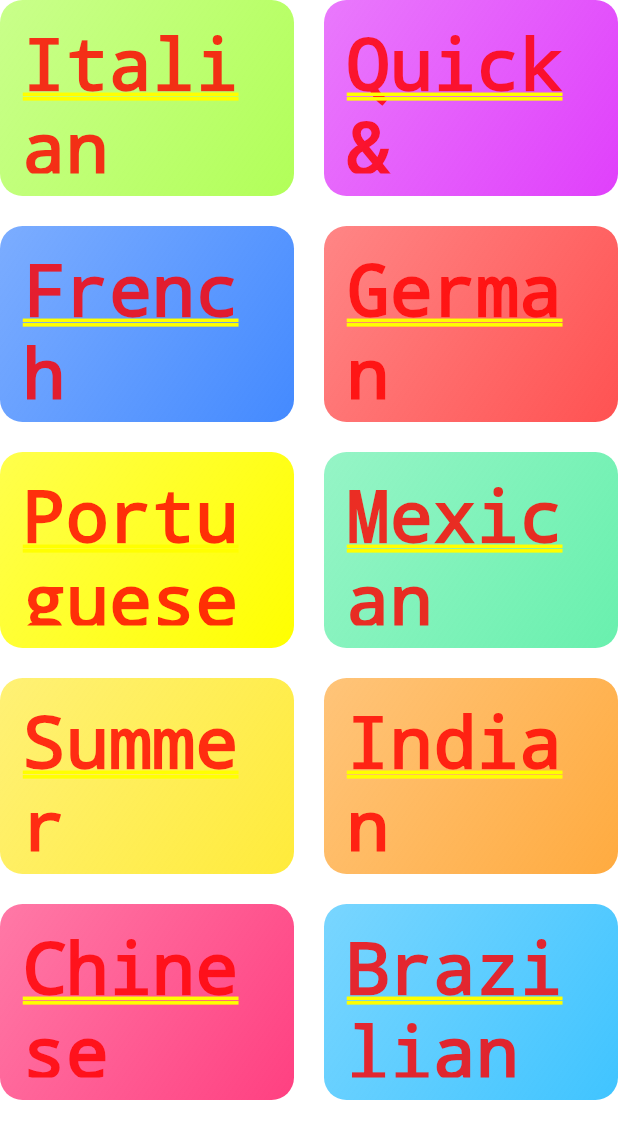
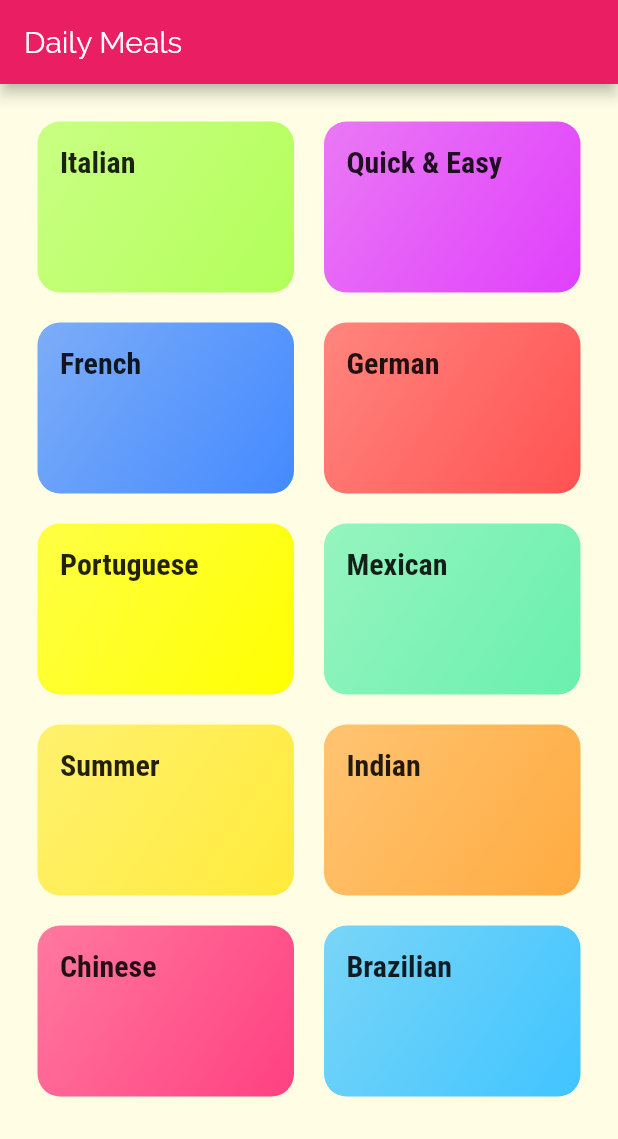
Before and after one commit to FilipePaiz/Daily-Meals, a Flutter app: the screen it shows after launch, on a phone screen of 412 x 824 dp. Shown: the top 1139 px of the screen. Run offline on Flutter 3.47's test engine with Material 2 defaults, Android fonts, the phone set to English and light mode, and no system bars.

Commit message:
monstrous commit - new screens + new data mock ups

```diff
--- a/recipes_app/lib/categories_screen.dart
+++ b/recipes_app/lib/categories_screen.dart
@@ -2,17 +2,28 @@ import 'package:flutter/material.dart';
 import 'package:recipes_app/category_item.dart';
 import './dummy_data.dart';
 
-
 class CategoriesScreen extends StatelessWidget {
   @override
   Widget build(BuildContext context) {
-    return GridView(
-      children: DUMMY_CATEGORIES.map((categoryData) => CategoryItem(title: categoryData.title, color: categoryData.color,) ).toList(),
-      gridDelegate: SliverGridDelegateWithMaxCrossAxisExtent(
-        maxCrossAxisExtent: 200,
-        childAspectRatio: 3 / 2,
-        crossAxisSpacing: 20,
-        mainAxisSpacing: 20,
+    return Scaffold(
+      appBar: AppBar(
+        title: const Text('Daily Meals'),
+      ),
+      body: GridView(
+        padding: EdgeInsets.all(25),
+        children: DUMMY_CATEGORIES
+            .map((categoryData) => CategoryItem(
+                  id: categoryData.id,
+                  title: categoryData.title,
+                  color: categoryData.color,
+                ))
+            .toList(),
+        gridDelegate: SliverGridDelegateWithMaxCrossAxisExtent(
+          maxCrossAxisExtent: 200,
+          childAspectRatio: 3 / 2,
+          crossAxisSpacing: 20,
+          mainAxisSpacing: 20,
+        ),
       ),
     );
   }
--- a/recipes_app/lib/category_item.dart
+++ b/recipes_app/lib/category_item.dart
@@ -1,24 +1,36 @@
 import 'package:flutter/material.dart';
-import 'package:recipes_app/models/category.dart';
+import 'package:recipes_app/category_meals_screen.dart';
 
 class CategoryItem extends StatelessWidget {
+  final String id;
   final String title;
   final Color color;
 
-  CategoryItem({this.title, this.color});
+  CategoryItem({this.id, this.title, this.color});
+
+  void _selectCategory(BuildContext context) {
+    Navigator.of(context)
+        .pushNamed(CategoryMealsScreen.routeName, arguments: {'id': id, 'title': title});
+  }
 
   @override
   Widget build(BuildContext context) {
-    return Container(
-      padding: const EdgeInsets.all(15),
-      child: Text(title),
-      decoration: BoxDecoration(
-        gradient: LinearGradient(
-          colors: [color.withOpacity(0.7), color],
-          begin: Alignment.topLeft,
-          end: Alignment.bottomRight
+    return InkWell(
+      onTap: () => _selectCategory(context),
+      splashColor: Theme.of(context).primaryColor,
+      borderRadius: BorderRadius.circular(15),
+      child: Container(
+        padding: const EdgeInsets.all(15),
+        child: Text(
+          title,
+          style: Theme.of(context).textTheme.title,
         ),
-        borderRadius: BorderRadius.circular(15)
+        decoration: BoxDecoration(
+            gradient: LinearGradient(
+                colors: [color.withOpacity(0.7), color],
+                begin: Alignment.topLeft,
+                end: Alignment.bottomRight),
+            borderRadius: BorderRadius.circular(15)),
       ),
     );
   }
--- a/recipes_app/lib/main.dart
+++ b/recipes_app/lib/main.dart
@@ -1,5 +1,6 @@
 import 'package:flutter/material.dart';
 import 'package:recipes_app/categories_screen.dart';
+import 'package:recipes_app/category_meals_screen.dart';
 
 void main() => runApp(MyApp());
 
@@ -8,8 +9,23 @@ class MyApp extends StatelessWidget {
   Widget build(BuildContext context) {
     return MaterialApp(
       title: 'Daily Meals',
-      theme: ThemeData(primarySwatch: Colors.blue),
+      theme: ThemeData(
+          primarySwatch: Colors.pink,
+          accentColor: Colors.amber,
+          canvasColor: Color.fromRGBO(255, 254, 229, 1),
+          fontFamily: 'Raleway',
+          textTheme: ThemeData.light().textTheme.copyWith(
+              body1: TextStyle(color: Color.fromRGBO(20, 51, 51, 1)),
+              body2: TextStyle(color: Color.fromRGBO(20, 51, 51, 1)),
+              title: TextStyle(
+                fontSize: 20,
+                fontFamily: 'RobotoCondensed',
+                fontWeight: FontWeight.bold,
+              ))),
       home: CategoriesScreen(),
+      routes: {
+        CategoryMealsScreen.routeName: (ctx) => CategoryMealsScreen(),
+      },
     );
   }
 }
```
Also changed, not shown: recipes_app/lib/category_meals_screen.dart (added, +25 -0 lines), recipes_app/lib/models/meal.dart (added, +26 -0 lines), recipes_app/pubspec.yaml (+17 -11 lines), recipes_app/assets/fonts/Raleway-Black.ttf (added), recipes_app/assets/fonts/Raleway-Bold.ttf (added), recipes_app/assets/fonts/Raleway-Regular.ttf (added), recipes_app/assets/fonts/RobotoCondensed-Bold.ttf (added), recipes_app/assets/fonts/RobotoCondensed-Italic.ttf (added), recipes_app/assets/fonts/RobotoCondensed-Light.ttf (added), recipes_app/assets/fonts/RobotoCondensed-Regular.ttf (added).
